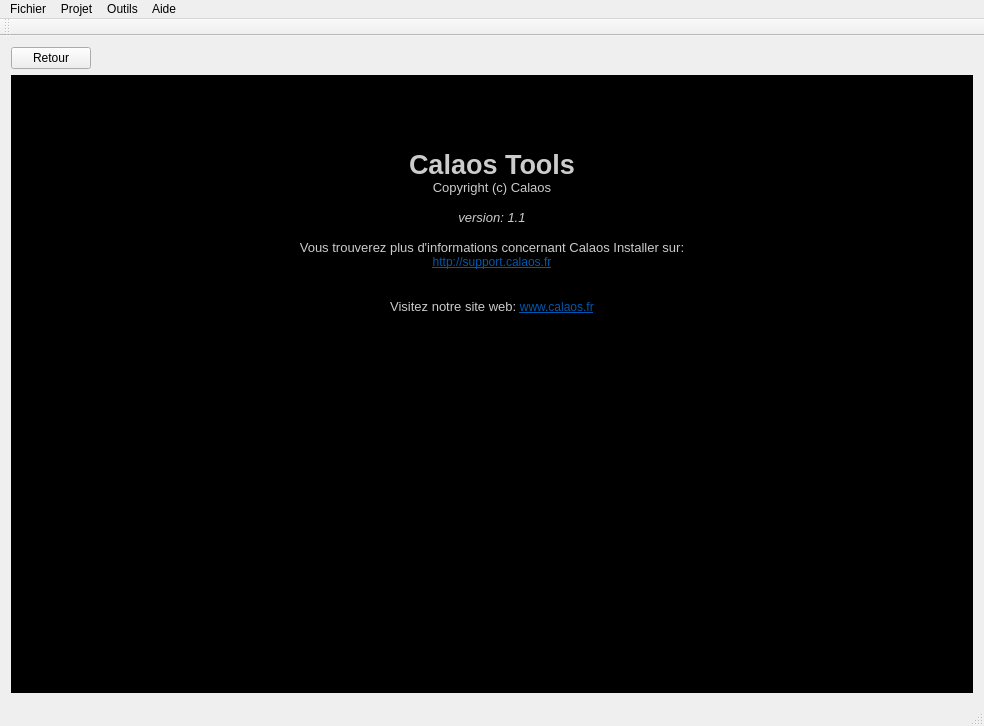
The window that data/mainwindow.ui (calaos/calaos_installer) describes before a commit, drawn with Qt 5.
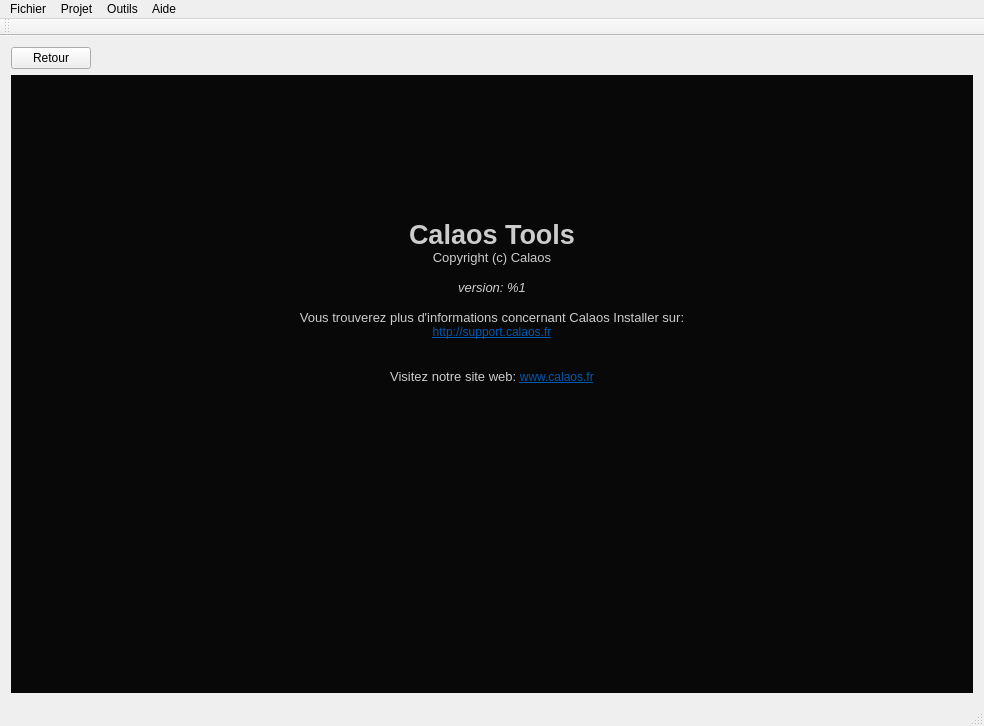
The same window after the commit. The open tabs and pages were chosen to show the change. Icons and pictures are not drawn. Custom widgets are drawn as their Qt base class.

```diff
--- a/data/mainwindow.ui
+++ b/data/mainwindow.ui
@@ -104,7 +104,7 @@
            <item>
             <widget class="QTextEdit" name="textEdit">
              <property name="styleSheet">
-              <string notr="true">background-color: rgb(0, 0, 0);</string>
+              <string notr="true">background-color: rgb(8, 8, 8);</string>
              </property>
              <property name="frameShape">
               <enum>QFrame::NoFrame</enum>
@@ -125,12 +125,17 @@
 &lt;td style=&quot;border: none;&quot;&gt;
 &lt;p style=&quot;-qt-paragraph-type:empty; margin-top:0px; margin-bottom:0px; margin-left:0px; margin-right:0px; -qt-block-indent:0; text-indent:0px;&quot;&gt;&lt;/p&gt;
 &lt;p style=&quot;-qt-paragraph-type:empty; margin-top:0px; margin-bottom:0px; margin-left:0px; margin-right:0px; -qt-block-indent:0; text-indent:0px;&quot;&gt;&lt;/p&gt;
+&lt;p style=&quot;-qt-paragraph-type:empty; margin-top:0px; margin-bottom:0px; margin-left:0px; margin-right:0px; -qt-block-indent:0; text-indent:0px;&quot;&gt;&lt;/p&gt;
+&lt;p style=&quot;-qt-paragraph-type:empty; margin-top:0px; margin-bottom:0px; margin-left:0px; margin-right:0px; -qt-block-indent:0; text-indent:0px;&quot;&gt;&lt;/p&gt;
+&lt;p style=&quot;-qt-paragraph-type:empty; margin-top:0px; margin-bottom:0px; margin-left:0px; margin-right:0px; -qt-block-indent:0; text-indent:0px;&quot;&gt;&lt;/p&gt;
+&lt;p style=&quot;-qt-paragraph-type:empty; margin-top:0px; margin-bottom:0px; margin-left:0px; margin-right:0px; -qt-block-indent:0; text-indent:0px;&quot;&gt;&lt;/p&gt;
+&lt;p style=&quot;-qt-paragraph-type:empty; margin-top:0px; margin-bottom:0px; margin-left:0px; margin-right:0px; -qt-block-indent:0; text-indent:0px;&quot;&gt;&lt;/p&gt;
 &lt;p align=&quot;center&quot; style=&quot;-qt-paragraph-type:empty; margin-top:0px; margin-bottom:0px; margin-left:0px; margin-right:0px; -qt-block-indent:0; text-indent:0px;&quot;&gt;&lt;/p&gt;
 &lt;p align=&quot;center&quot; style=&quot;-qt-paragraph-type:empty; margin-top:0px; margin-bottom:0px; margin-left:0px; margin-right:0px; -qt-block-indent:0; text-indent:0px;&quot;&gt;&lt;/p&gt;
 &lt;p align=&quot;center&quot; style=&quot; margin-top:0px; margin-bottom:0px; margin-left:0px; margin-right:0px; -qt-block-indent:0; text-indent:0px;&quot;&gt;&lt;span style=&quot; font-size:20pt; font-weight:600; color:#cccccc;&quot;&gt;Calaos Tools&lt;/span&gt;&lt;/p&gt;
 &lt;p align=&quot;center&quot; style=&quot; margin-top:0px; margin-bottom:0px; margin-left:0px; margin-right:0px; -qt-block-indent:0; text-indent:0px;&quot;&gt;&lt;span style=&quot; font-size:10pt; color:#cccccc;&quot;&gt;Copyright (c) Calaos&lt;/span&gt;&lt;/p&gt;
 &lt;p align=&quot;center&quot; style=&quot;-qt-paragraph-type:empty; margin-top:0px; margin-bottom:0px; margin-left:0px; margin-right:0px; -qt-block-indent:0; text-indent:0px; font-size:10pt; color:#cccccc;&quot;&gt;&lt;/p&gt;
-&lt;p align=&quot;center&quot; style=&quot; margin-top:0px; margin-bottom:0px; margin-left:0px; margin-right:0px; -qt-block-indent:0; text-indent:0px;&quot;&gt;&lt;span style=&quot; font-size:10pt; font-style:italic; color:#cccccc;&quot;&gt;version: 1.1&lt;/span&gt;&lt;/p&gt;
+&lt;p align=&quot;center&quot; style=&quot; margin-top:0px; margin-bottom:0px; margin-left:0px; margin-right:0px; -qt-block-indent:0; text-indent:0px;&quot;&gt;&lt;span style=&quot; font-size:10pt; font-style:italic; color:#cccccc;&quot;&gt;version: %1&lt;/span&gt;&lt;/p&gt;
 &lt;p align=&quot;center&quot; style=&quot;-qt-paragraph-type:empty; margin-top:0px; margin-bottom:0px; margin-left:0px; margin-right:0px; -qt-block-indent:0; text-indent:0px; font-size:10pt; font-style:italic; color:#cccccc;&quot;&gt;&lt;/p&gt;
 &lt;p align=&quot;center&quot; style=&quot; margin-top:0px; margin-bottom:0px; margin-left:0px; margin-right:0px; -qt-block-indent:0; text-indent:0px;&quot;&gt;&lt;span style=&quot; font-size:10pt; color:#cccccc;&quot;&gt;Vous trouverez plus d'informations concernant Calaos Installer sur:&lt;/span&gt;&lt;/p&gt;
 &lt;p align=&quot;center&quot; style=&quot; margin-top:0px; margin-bottom:0px; margin-left:0px; margin-right:0px; -qt-block-indent:0; text-indent:0px;&quot;&gt;&lt;a href=&quot;http://support.calaos.fr&quot;&gt;&lt;span style=&quot; text-decoration: underline; color:#0057ae;&quot;&gt;http://support.calaos.fr&lt;/span&gt;&lt;/a&gt;&lt;/p&gt;
```
Left out of the diff: 4 changed lines with no effect on the pictures.
